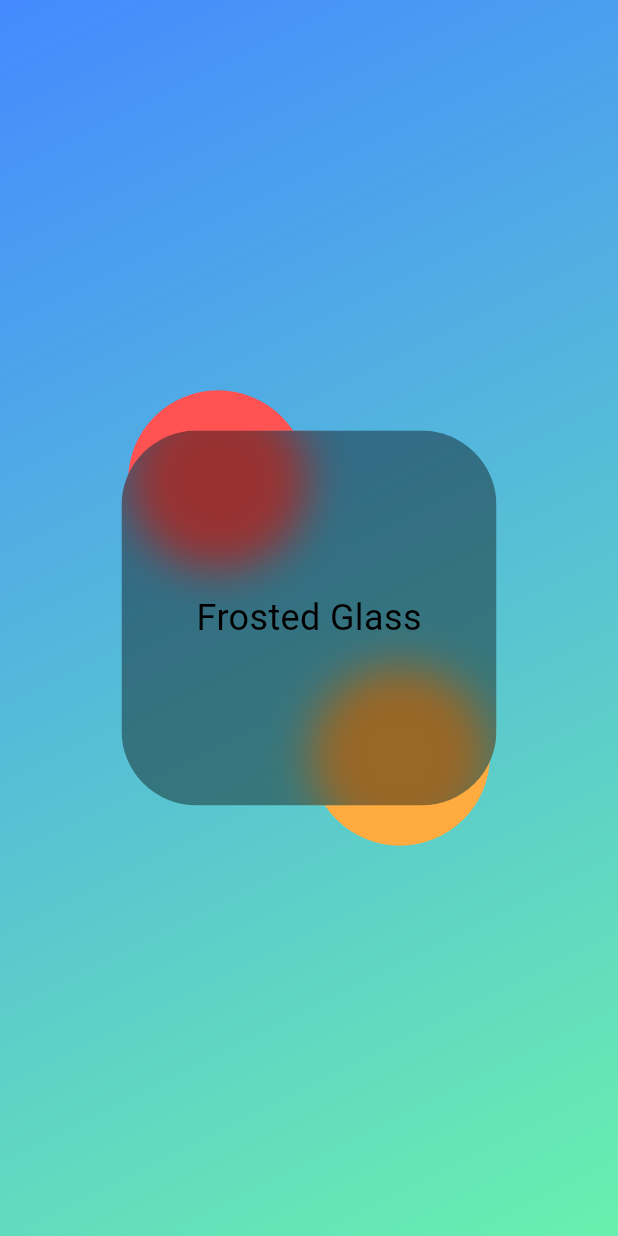
After one commit to FranzGraaf/fullstackfranz_flutter_app, a Flutter app: the screen it shows after launch, after a tap on "Frosted Glass", on a phone screen of 412 x 824 dp. The commit adds this screen. Run offline on Flutter 3.47's test engine with Material 3 defaults, Android fonts, the light colour scheme and no system bars.

Commit message:
frosted glass

```diff
--- a/lib/main.dart
+++ b/lib/main.dart
@@ -16,6 +16,7 @@ class MyApp extends StatelessWidget {
     GlobalVariables.screenSize = MediaQuery.of(context).size;
     return MaterialApp(
       title: 'Flutter Demo',
+      debugShowCheckedModeBanner: false,
       theme: ThemeData(
         colorScheme: ColorScheme.fromSeed(
           seedColor: Colors.deepPurple,
--- /dev/null
+++ b/lib/pages/frosted_glass/frosted_glass.dart
@@ -0,0 +1,127 @@
+import 'dart:math';
+import 'dart:ui';
+import 'package:flutter/material.dart';
+
+class FrostedGlass extends StatelessWidget {
+  static const route = "/frostedglass";
+  const FrostedGlass({super.key});
+
+  @override
+  Widget build(BuildContext context) {
+    const double borderRadius = 50;
+    return Container(
+      decoration: const BoxDecoration(
+        gradient: LinearGradient(
+          begin: Alignment.topLeft,
+          end: Alignment.bottomRight,
+          colors: [
+            Colors.blueAccent,
+            Colors.greenAccent,
+          ],
+        ),
+      ),
+      child: Stack(
+        children: [
+          const RotatingCircles(),
+          Center(
+            child: ClipRRect(
+              borderRadius: BorderRadius.circular(borderRadius),
+              child: BackdropFilter(
+                filter: ImageFilter.blur(sigmaX: 15, sigmaY: 15),
+                child: Container(
+                  width: 250,
+                  height: 250,
+                  decoration: BoxDecoration(
+                    color: Colors.black.withOpacity(0.4),
+                  ),
+                  alignment: Alignment.center,
+                  child: const Text(
+                    "Frosted Glass",
+                    style: TextStyle(
+                      fontSize: 24,
+                      color: Colors.black,
+                    ),
+                  ),
+                ),
+              ),
+            ),
+          )
+        ],
+      ),
+    );
+  }
+}
+
+class RotatingCircles extends StatefulWidget {
+  const RotatingCircles({super.key});
+
+  @override
+  State<RotatingCircles> createState() => _RotatingCirclesState();
+}
+
+class _RotatingCirclesState extends State<RotatingCircles>
+    with SingleTickerProviderStateMixin {
+  late AnimationController _controller;
+
+  @override
+  void initState() {
+    super.initState();
+    _controller = AnimationController(
+      vsync: this,
+      duration: const Duration(seconds: 7),
+    )..repeat();
+  }
+
+  @override
+  void dispose() {
+    _controller.dispose();
+    super.dispose();
+  }
+
+  @override
+  Widget build(BuildContext context) {
+    const double size = 120;
+    return Center(
+      child: AnimatedBuilder(
+        animation: _controller,
+        builder: (context, child) {
+          double angle = _controller.value * 2 * pi;
+          double radius = 110;
+
+          Offset circle1Offset =
+              Offset(radius * cos(angle), radius * sin(angle));
+          Offset circle2Offset =
+              Offset(radius * cos(angle + pi), radius * sin(angle + pi));
+
+          return Stack(
+            alignment: Alignment.center,
+            children: [
+              Transform.translate(
+                offset: circle1Offset,
+                child: Container(
+                  width: size,
+                  height: size,
+                  decoration: const BoxDecoration(
+                    shape: BoxShape.circle,
+                    color: Colors.orangeAccent,
+                  ),
+                ),
+              ),
+              Transform.translate(
+                offset: circle2Offset,
+                child: Container(
+                  width: size,
+                  height: size,
+                  decoration: const BoxDecoration(
+                    shape: BoxShape.circle,
+                    color: Colors.redAccent,
+                  ),
+                ),
+              ),
+            ],
+          );
+        },
+      ),
+    );
+  }
+}
--- a/lib/pages/landing_page.dart
+++ b/lib/pages/landing_page.dart
@@ -1,4 +1,5 @@
 import 'package:flutter/material.dart';
+import 'package:fullstackfranz_flutter_app/pages/frosted_glass/frosted_glass.dart';
 import 'package:fullstackfranz_flutter_app/pages/parallax_effect_page/parallax_effect_page.dart';
 import 'package:fullstackfranz_flutter_app/pages/sliver_list_page/sliver_list_page.dart';
 
@@ -29,15 +30,21 @@ class LandingPage extends StatelessWidget {
                 children: [
                   ElevatedButton(
                     onPressed: () {
-                      Navigator.of(context).pushNamed(SliverListPage.route);
+                      Navigator.of(context).pushNamed(FrostedGlass.route);
                     },
-                    child: const Text("Sliver List"),
+                    child: const Text("Frosted Glass"),
                   ),
                   ElevatedButton(
                     onPressed: () {
                       Navigator.of(context).pushNamed(ParallaxEffectPage.route);
                     },
                     child: const Text("Parallax Effect"),
+                  ),
+                  ElevatedButton(
+                    onPressed: () {
+                      Navigator.of(context).pushNamed(SliverListPage.route);
+                    },
+                    child: const Text("Sliver List"),
                   ),
                 ],
               ),
--- a/lib/routes/app_router.dart
+++ b/lib/routes/app_router.dart
@@ -1,4 +1,5 @@
 import 'package:flutter/material.dart';
+import 'package:fullstackfranz_flutter_app/pages/frosted_glass/frosted_glass.dart';
 import 'package:fullstackfranz_flutter_app/pages/landing_page.dart';
 import 'package:fullstackfranz_flutter_app/pages/parallax_effect_page/parallax_effect_page.dart';
 import 'package:fullstackfranz_flutter_app/pages/sliver_list_page/sliver_list_page.dart';
@@ -17,6 +18,10 @@ class AppRouter {
       case ParallaxEffectPage.route:
         return CustomPageRoute1(
           child: const ParallaxEffectPage(),
+        );
+      case FrostedGlass.route:
+        return CustomPageRoute1(
+          child: const FrostedGlass(),
         );
       default:
         return CustomPageRoute1(
```
